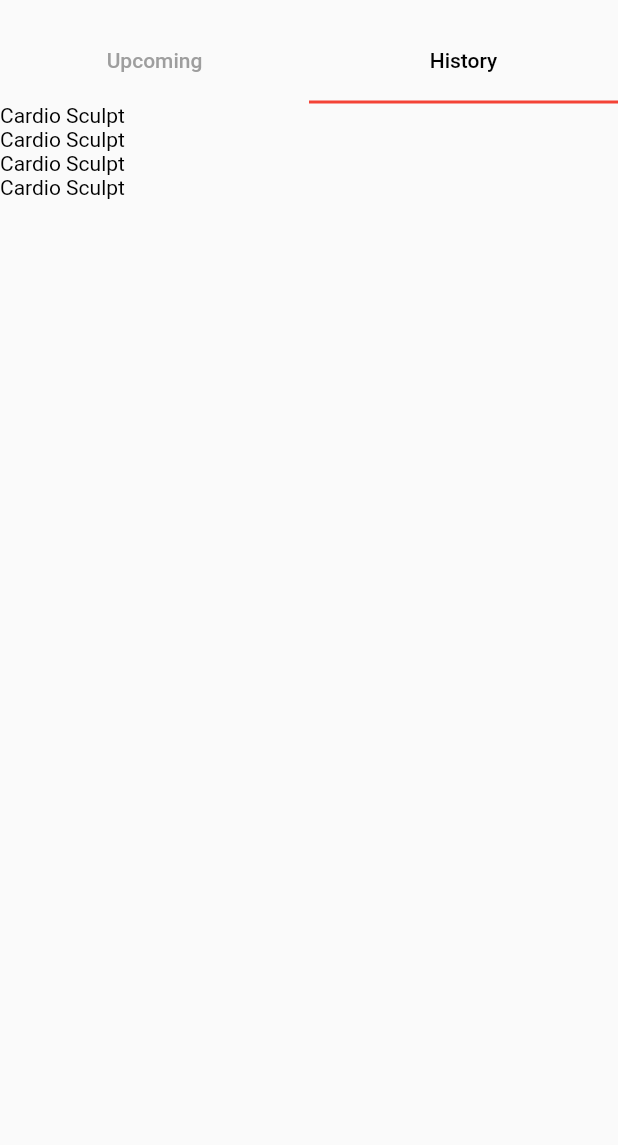
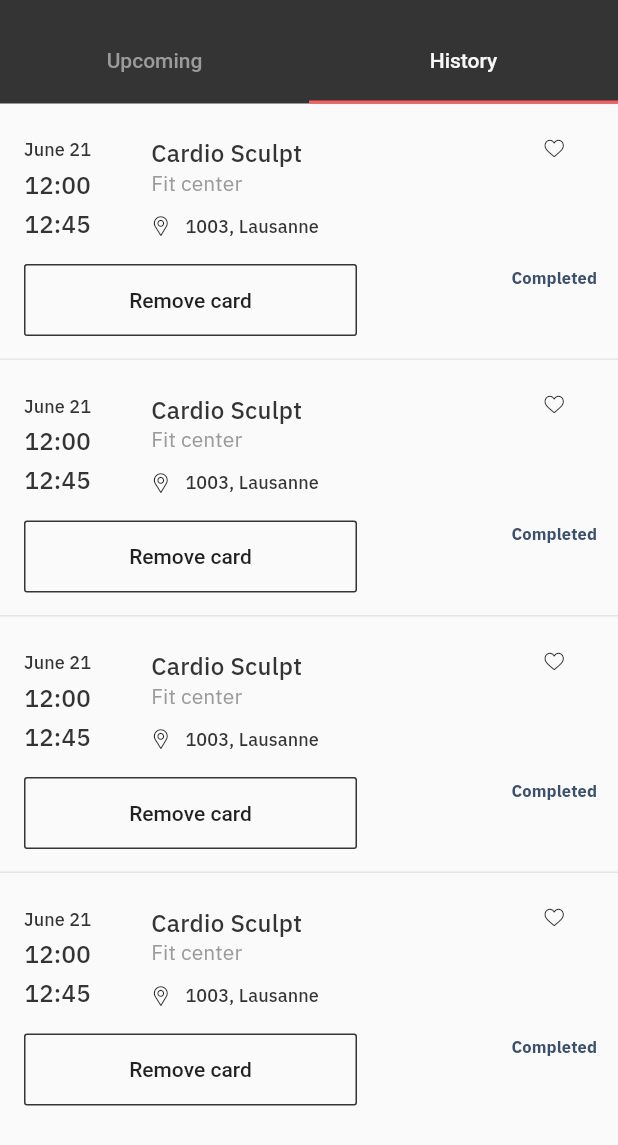
Before and after one commit to bhabinkh/ativiti, a Flutter app: the screen it shows after launch, tab 2 chosen, on a phone screen of 412 x 824 dp. Shown: the top 1145 px of the screen. Run offline on Flutter 3.47's test engine with Material 2 defaults, Android fonts, the phone set to English and light mode, and no system bars.

Commit message:
agenda history ui done

```diff
--- a/lib/agenda/agendas.dart
+++ b/lib/agenda/agendas.dart
@@ -28,11 +28,12 @@ class _AgendasPageState extends State<AgendasPage>
       body: Column(
         children: <Widget>[
           Container(
+            color: AtivitiColors.black,
             child: TabBar(
               controller: _tabController,
-              indicatorColor: Colors.red,
-              labelColor: Colors.black,
-              unselectedLabelColor: Colors.grey,
+              indicatorColor: AtivitiColors.coralPink,
+              labelColor: AtivitiColors.white,
+              unselectedLabelColor: AtivitiColors.brownGrey,
               tabs: _AgendaList.agendaHeaders.map((header) {
                 return Container(
                   height: 67,
@@ -66,14 +67,17 @@ class _PreviousAgendasSection extends StatelessWidget {
 
   @override
   Widget build(BuildContext context) {
-    return ListView.builder(
+    return ListView.separated(
       itemCount: agendas.length,
       itemBuilder: (BuildContext context, int i) {
+        return _AgendaHistoryCard(
+          agendaItem: agendas[i],
+        );
+      },
+      separatorBuilder: (BuildContext context, int index) {
         return Container(
-          child: Text(
-            agendas[i].agendaTitle,
-            style: TextStyle(color: Colors.black),
-          ),
+          height: 1,
+          color: Color(0xff979797).withOpacity(.2),
         );
       },
     );
@@ -117,7 +121,6 @@ class _AgendaCard extends StatelessWidget {
         bottom: 15,
         right: 14,
       ),
-      // height: 196,
       width: MediaQuery.of(context).size.width,
       child: Row(
         mainAxisAlignment: MainAxisAlignment.spaceBetween,
@@ -314,6 +317,142 @@ class _AgendaCard extends StatelessWidget {
   }
 }
 
+class _AgendaHistoryCard extends StatelessWidget {
+  final AgendaItem agendaItem;
+  _AgendaHistoryCard({Key key, @required this.agendaItem}) : super(key: key);
+
+  @override
+  Widget build(BuildContext context) {
+    return Container(
+      padding: EdgeInsets.only(
+        top: 23,
+        left: 16,
+        bottom: 15,
+        right: 14,
+      ),
+      width: MediaQuery.of(context).size.width,
+      child: Row(
+        mainAxisAlignment: MainAxisAlignment.spaceBetween,
+        crossAxisAlignment: CrossAxisAlignment.start,
+        children: <Widget>[
+          Flexible(
+            flex: 10,
+            child: Container(
+              child: Column(
+                crossAxisAlignment: CrossAxisAlignment.start,
+                children: <Widget>[
+                  Row(
+                    crossAxisAlignment: CrossAxisAlignment.start,
+                    children: <Widget>[
+                      Column(
+                        mainAxisAlignment: MainAxisAlignment.start,
+                        children: <Widget>[
+                          Text(
+                            agendaItem.date,
+                            style: AtivitiTypography.h6LabelBlack,
+                          ),
+                          SizedBox(
+                            height: 5,
+                          ),
+                          Text(
+                            agendaItem.startTime,
+                            style: AtivitiTypography.h4TitleMenuBlack,
+                          ),
+                          SizedBox(
+                            height: 5,
+                          ),
+                          Text(
+                            agendaItem.endTime,
+                            style: AtivitiTypography.h4TitleMenuBlack,
+                          ),
+                        ],
+                      ),
+                      SizedBox(
+                        width: 40,
+                      ),
+                      Column(
+                        crossAxisAlignment: CrossAxisAlignment.start,
+                        children: <Widget>[
+                          Text(
+                            agendaItem.agendaTitle,
+                            style: AtivitiTypography.h4TitleMenuBlack,
+                          ),
+                          Text(
+                            agendaItem.place,
+                            style: AtivitiTypography.h5TitleGrey,
+                          ),
+                          SizedBox(
+                            height: 7,
+                          ),
+                          SizedBox(
+                            height: 5,
+                          ),
+                          Row(
+                            children: <Widget>[
+                              Icon(
+                                AtivitiIcons.location1,
+                                size: 13,
+                              ),
+                              SizedBox(
+                                width: 9.8,
+                              ),
+                              Text(
+                                agendaItem.location,
+                                style: AtivitiTypography.h6LabelBlack,
+                              ),
+                            ],
+                          ),
+                        ],
+                      )
+                    ],
+                  ),
+                  SizedBox(
+                    height: 16,
+                  ),
+                  Container(
+                    child: Row(
+                      mainAxisSize: MainAxisSize.max,
+                      mainAxisAlignment: MainAxisAlignment.spaceBetween,
+                      children: <Widget>[
+                        Container(
+                          width: MediaQuery.of(context).size.width - 190,
+                          child: ButtonComponent.secondaryOutlineButton(
+                              child: Text('Remove card'), onPressed: () {}),
+                        ),
+                      ],
+                    ),
+                  )
+                ],
+              ),
+            ),
+          ),
+          Flexible(
+            flex: 7,
+            child: Column(
+              children: <Widget>[
+                GestureDetector(
+                  child: Icon(
+                    AtivitiIcons.heart,
+                    size: 13,
+                  ),
+                  onTap: () {},
+                ),
+                SizedBox(
+                  height: 73,
+                ),
+                Text(
+                  'Completed',
+                  style: AtivitiTypography.h6LabelBlue,
+                ),
+              ],
+            ),
+          )
+        ],
+      ),
+    );
+  }
+}
+
 class _AgendaTabHeader {
   final String headerText;
   _AgendaTabHeader({@required this.headerText}) : assert(headerText != null);
```
